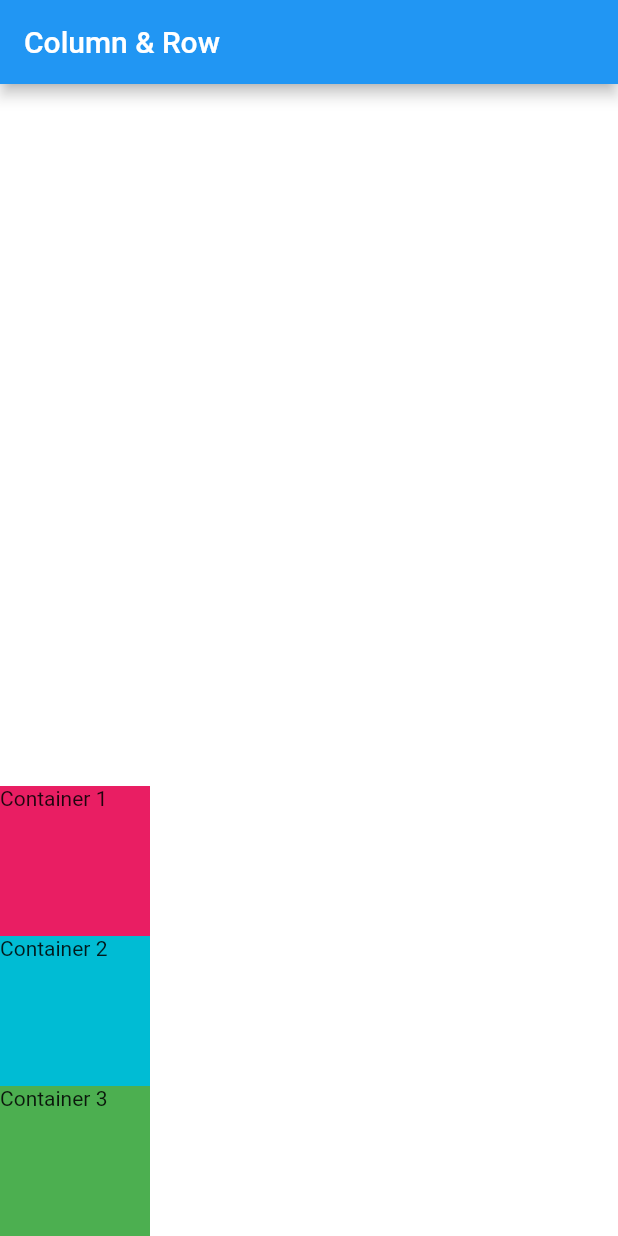
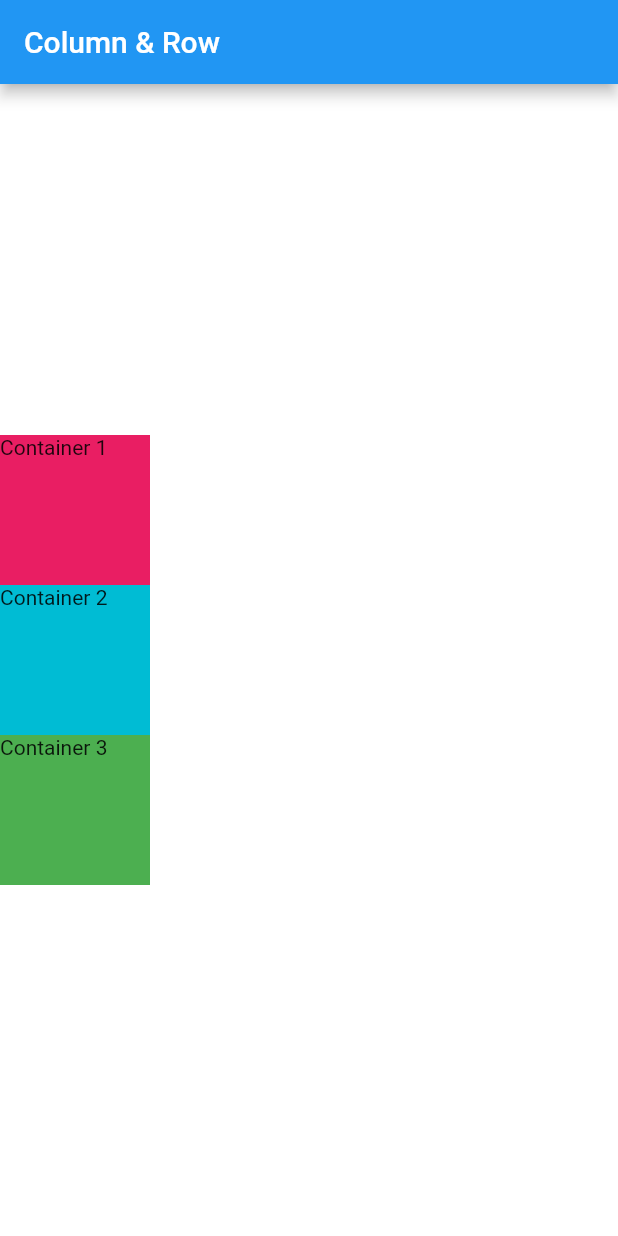
Before and after one commit to Naruse-Kazuki/Row_Column_Widget, a Flutter app: the screen it shows after launch, on a phone screen of 412 x 824 dp. Run offline on Flutter 3.47's test engine with Material 2 defaults, Android fonts, the phone set to English and light mode, and no system bars.

Commit message:
Column_MAA.center

```diff
--- a/lib/main.dart
+++ b/lib/main.dart
@@ -17,7 +17,7 @@ class MyApp extends StatelessWidget {
         ),
         body: SafeArea(
           child: Column(
-            mainAxisAlignment: MainAxisAlignment.end,
+            mainAxisAlignment: MainAxisAlignment.center,
             children: <Widget>[
               Container(
                 height: 100,
```
